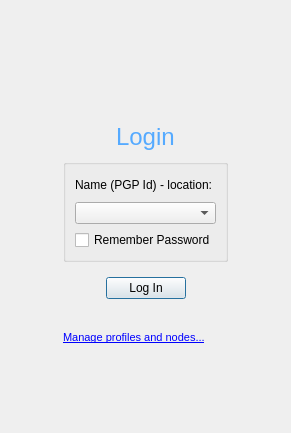
Qt form retroshare-gui/src/gui/StartDialog.ui (RetroShare/RetroShare) before a commit.
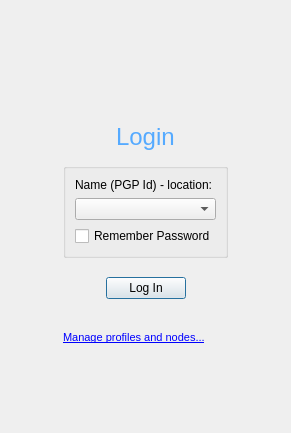
The same form after that commit. Icons and pictures are not drawn. Custom widgets are drawn as their Qt base class.

Diff of the .ui file:
```diff
--- a/retroshare-gui/src/gui/StartDialog.ui
+++ b/retroshare-gui/src/gui/StartDialog.ui
@@ -198,6 +198,12 @@
        <property name="enabled">
         <bool>true</bool>
        </property>
+       <property name="sizePolicy">
+        <sizepolicy hsizetype="Preferred" vsizetype="Maximum">
+         <horstretch>0</horstretch>
+         <verstretch>0</verstretch>
+        </sizepolicy>
+       </property>
        <property name="title">
         <string/>
        </property>
```
Left out of the diff: 11 changed lines with no effect on the pictures.
